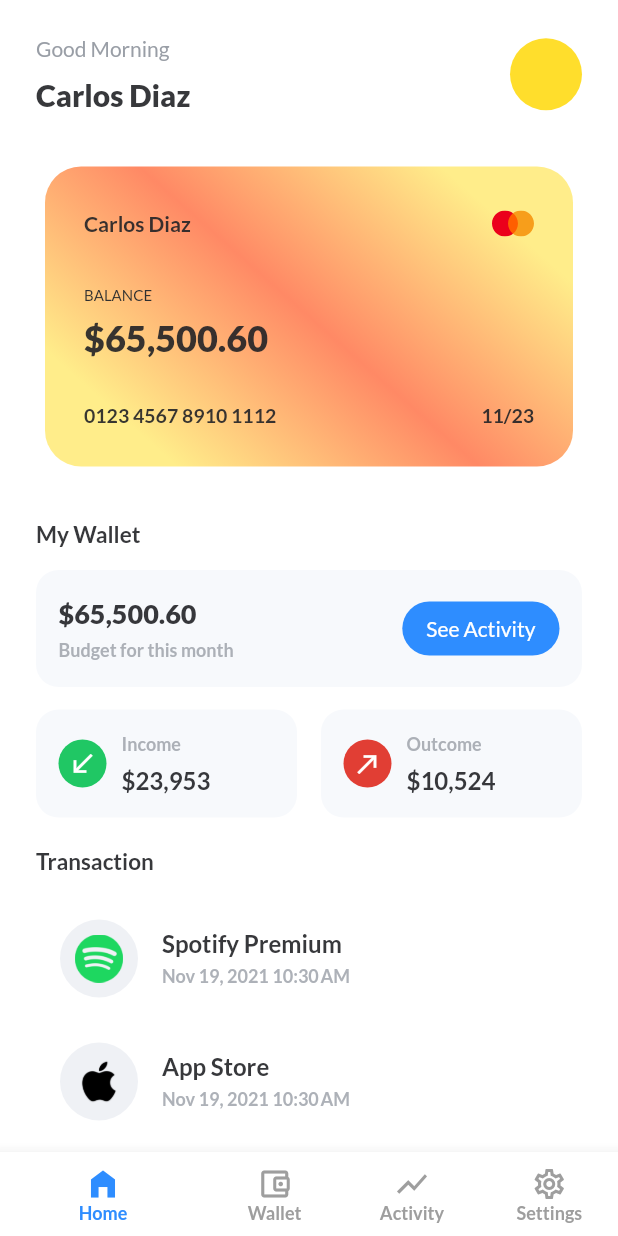
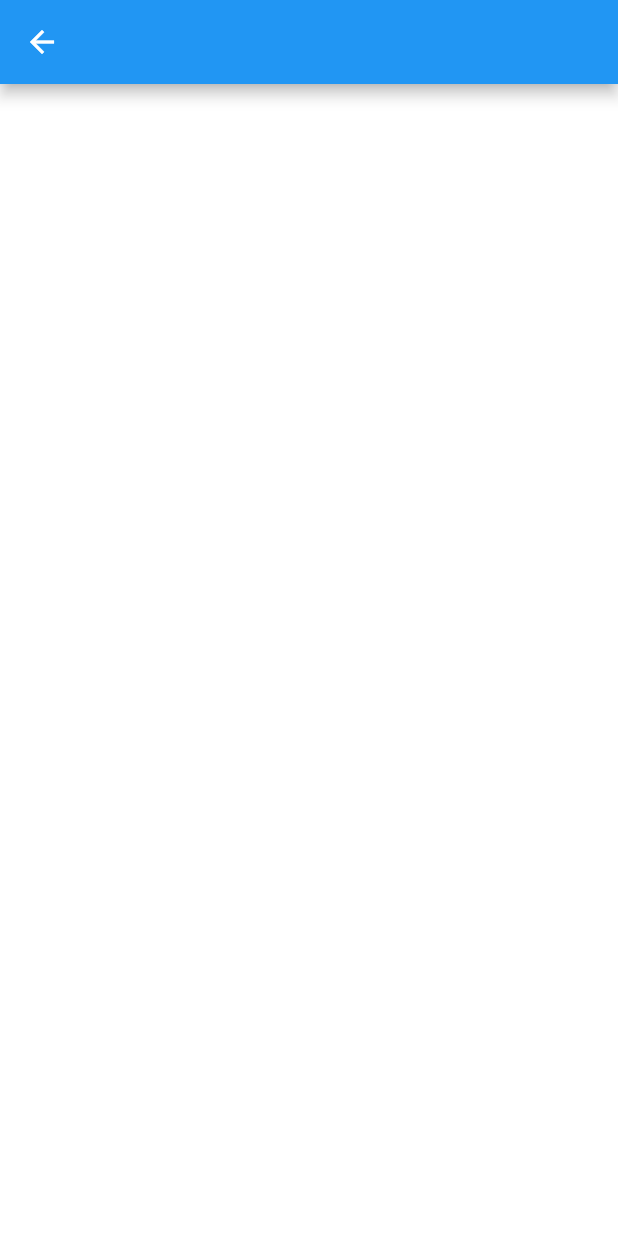
Before and after one commit to CarlosDiaz12/expenses-ui-challenge, a Flutter app: the screen it shows after launch, after a tap on "See Activity", on a phone screen of 412 x 824 dp. Run offline on Flutter 3.47's test engine with Material 2 defaults, Android fonts, the phone set to English and light mode, and no system bars; our stand-ins replace flutter_svg, google_fonts.

Commit message:
♻️ imports cleaned, widget fragmentation

```diff
--- a/lib/constants/app_constants.dart
+++ b/lib/constants/app_constants.dart
@@ -1,4 +1,4 @@
-import 'package:expenses_ui_challenge/model/transaction.dart';
+import '../model/transaction.dart';
 import 'package:flutter/material.dart';
 
 class AppConstants {
--- a/lib/main.dart
+++ b/lib/main.dart
@@ -1,3 +1,5 @@
+import 'pages/activity_page.dart';
+
 import 'pages/home_page.dart';
 import 'package:flutter/material.dart';
 import 'package:flutter/services.dart';
@@ -18,7 +20,6 @@ class MyApp extends StatelessWidget {
     return MaterialApp(
       debugShowCheckedModeBanner: false,
       title: 'Flutter Demo',
-      themeMode: ThemeMode.system,
       theme: ThemeData(
         canvasColor: Colors.white,
         primarySwatch: Colors.blue,
@@ -30,6 +31,9 @@ class MyApp extends StatelessWidget {
         canvasColor: Colors.grey[900],
       ),
       home: const HomePage(),
+      routes: {
+        ActivityPage.routeName: (ctx) => ActivityPage(),
+      },
     );
   }
 }
--- /dev/null
+++ b/lib/pages/activity_page.dart
@@ -0,0 +1,15 @@
+import 'package:flutter/material.dart';
+
+class ActivityPage extends StatelessWidget {
+  static const routeName = '/activity-page';
+  const ActivityPage({Key? key}) : super(key: key);
+
+  @override
+  Widget build(BuildContext context) {
+    return Scaffold(
+      appBar: AppBar(
+        centerTitle: true,
+      ),
+    );
+  }
+}
--- a/lib/pages/home_page.dart
+++ b/lib/pages/home_page.dart
@@ -1,7 +1,5 @@
-import 'package:expenses_ui_challenge/constants/app_constants.dart';
-import 'package:expenses_ui_challenge/widgets/muted_text.dart';
+import '../widgets/transaction_list_widget.dart';
 import 'package:flutter/material.dart';
-import 'package:intl/intl.dart';
 import '../widgets/bottom_navigation.dart';
 import '../widgets/card_widget.dart';
 import '../widgets/header.dart';
@@ -28,47 +26,7 @@ class HomePage extends StatelessWidget {
               SizedBox(height: 20),
               WalletOverviewSection(),
               SizedBox(height: 20),
-              Column(
-                crossAxisAlignment: CrossAxisAlignment.start,
-                children: [
-                  Text(
-                    'Transaction',
-                    style: AppConstants.primaryTextStyle,
-                  ),
-                  SizedBox(height: 20),
-                  ListView.separated(
-                    physics: NeverScrollableScrollPhysics(),
-                    separatorBuilder: (ctx, i) => SizedBox(height: 10),
-                    shrinkWrap: true,
-                    itemCount: AppConstants.TRANSACTION_LIST.length,
-                    itemBuilder: (ctx, index) {
-                      var transaction = AppConstants.TRANSACTION_LIST[index];
-                      return ListTile(
-                        title: Text(
-                          transaction.name,
-                          style: AppConstants.primaryTextStyle.copyWith(
-                            fontSize: 16,
-                          ),
-                        ),
-                        leading: CircleAvatar(
-                          radius: 26,
-                          backgroundColor: AppConstants.greyColor,
-                          child: Image.asset(
-                            transaction.imageUrl,
-                            width: 32,
-                            height: 32,
-                          ),
-                        ),
-                        subtitle: MutedText(
-                          label: DateFormat.yMMMd()
-                              .add_jm()
-                              .format(transaction.date),
-                        ),
-                      );
-                    },
-                  ),
-                ],
-              ),
+              TransactionListWidget(),
             ],
           ),
         ),
--- /dev/null
+++ b/lib/widgets/transaction_list_widget.dart
@@ -0,0 +1,69 @@
+import '../constants/app_constants.dart';
+import '../model/transaction.dart';
+import 'package:flutter/material.dart';
+import 'package:intl/intl.dart';
+
+import 'muted_text.dart';
+
+class TransactionListWidget extends StatelessWidget {
+  const TransactionListWidget({
+    Key? key,
+  }) : super(key: key);
+
+  @override
+  Widget build(BuildContext context) {
+    return Column(
+      crossAxisAlignment: CrossAxisAlignment.start,
+      children: [
+        Text(
+          'Transaction',
+          style: AppConstants.primaryTextStyle,
+        ),
+        SizedBox(height: 20),
+        ListView.separated(
+          physics: NeverScrollableScrollPhysics(),
+          separatorBuilder: (ctx, i) => SizedBox(height: 10),
+          shrinkWrap: true,
+          itemCount: AppConstants.TRANSACTION_LIST.length,
+          itemBuilder: (ctx, index) {
+            var transaction = AppConstants.TRANSACTION_LIST[index];
+            return _TransactionListItem(transaction: transaction);
+          },
+        ),
+      ],
+    );
+  }
+}
+
+class _TransactionListItem extends StatelessWidget {
+  const _TransactionListItem({
+    Key? key,
+    required this.transaction,
+  }) : super(key: key);
+
+  final Transaction transaction;
+
+  @override
+  Widget build(BuildContext context) {
+    return ListTile(
+      title: Text(
+        transaction.name,
+        style: AppConstants.primaryTextStyle.copyWith(
+          fontSize: 16,
+        ),
+      ),
+      leading: CircleAvatar(
+        radius: 26,
+        backgroundColor: AppConstants.greyColor,
+        child: Image.asset(
+          transaction.imageUrl,
+          width: 32,
+          height: 32,
+        ),
+      ),
+      subtitle: MutedText(
+        label: DateFormat.yMMMd().add_jm().format(transaction.date),
+      ),
+    );
+  }
+}
--- a/lib/widgets/transaction_type_box.dart
+++ b/lib/widgets/transaction_type_box.dart
@@ -1,7 +1,8 @@
+import 'package:flutter/material.dart';
+
 import '../constants/app_constants.dart';
 import 'custom_box.dart';
 import 'muted_text.dart';
-import 'package:flutter/material.dart';
 
 class TransactionTypeBox extends StatelessWidget {
   final IconData icon;
--- a/lib/widgets/wallet_overview_section.dart
+++ b/lib/widgets/wallet_overview_section.dart
@@ -1,3 +1,5 @@
+import '../pages/activity_page.dart';
+
 import '../constants/app_constants.dart';
 import 'package:flutter/material.dart';
 
@@ -39,7 +41,9 @@ class WalletOverviewSection extends StatelessWidget {
                   ],
                 ),
                 ElevatedButton(
-                  onPressed: () {},
+                  onPressed: () {
+                    Navigator.of(context).pushNamed(ActivityPage.routeName);
+                  },
                   style: ElevatedButton.styleFrom(
                     elevation: 0,
                     primary: AppConstants.blueColor,
```
Also changed, not shown: lib/pages/wallet_overview.dart (deleted, +0 -10 lines).
